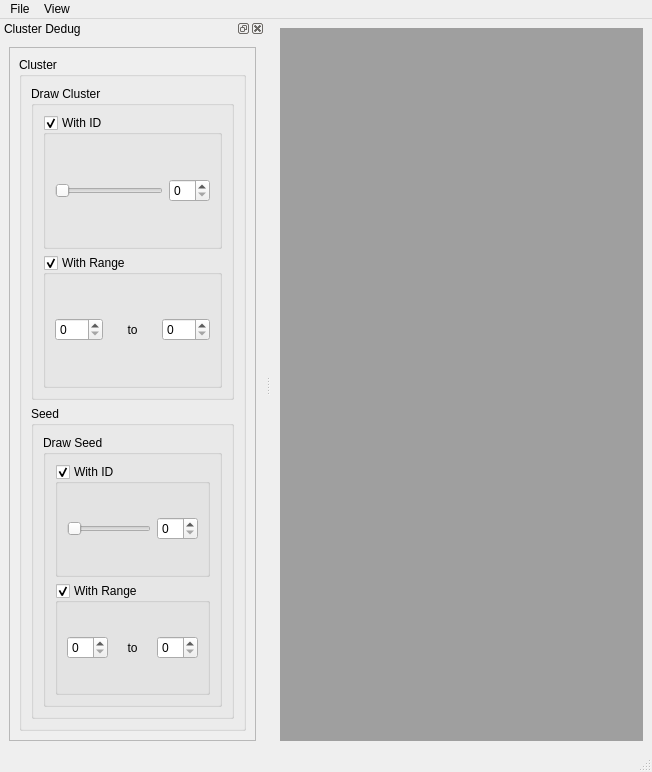
This is lodpbr/Qt/UI/lodpbr.ui in duststorm/lodpbr as Qt 5 draws it before an edit. The edited form follows.
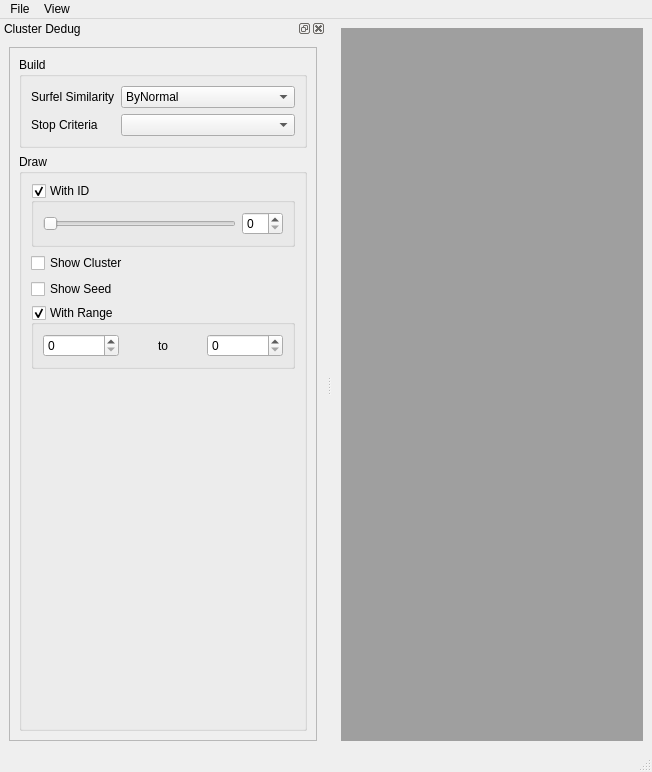
This is the edited form.

What changed in the file:
```diff
--- a/lodpbr/Qt/UI/lodpbr.ui
+++ b/lodpbr/Qt/UI/lodpbr.ui
@@ -50,7 +50,13 @@
    <property name="enabled">
     <bool>true</bool>
    </property>
-   <property name="layoutDirection">
+   <property name="sizePolicy" >
+    <sizepolicy vsizetype="MinimumExpanding" hsizetype="MinimumExpanding" >
+     <horstretch>0</horstretch>
+     <verstretch>0</verstretch>
+    </sizepolicy>
+   </property>
+   <property name="layoutDirection" >
     <enum>Qt::LeftToRight</enum>
    </property>
    <property name="allowedAreas">
@@ -62,11 +68,17 @@
    <attribute name="dockWidgetArea">
     <number>1</number>
    </attribute>
-   <widget class="QWidget" name="dockWidgetContents_3">
-    <layout class="QGridLayout" name="gridLayoutDockCluster">
-     <item row="0" column="0">
-      <widget class="QFrame" name="frame">
-       <property name="frameShape">
+   <widget class="QWidget" name="dockWidgetContents_3" >
+    <layout class="QGridLayout" name="gridLayoutDockCluster" >
+     <item row="0" column="0" >
+      <widget class="QFrame" name="frame" >
+       <property name="sizePolicy" >
+        <sizepolicy vsizetype="MinimumExpanding" hsizetype="MinimumExpanding" >
+         <horstretch>0</horstretch>
+         <verstretch>0</verstretch>
+        </sizepolicy>
+       </property>
+       <property name="frameShape" >
         <enum>QFrame::StyledPanel</enum>
        </property>
        <property name="frameShadow">
@@ -74,42 +86,59 @@
        </property>
        <layout class="QVBoxLayout" name="verticalLayout_2">
         <item>
-         <widget class="QGroupBox" name="groupBox">
-          <property name="title">
-           <string>Cluster</string>
+         <widget class="QGroupBox" name="groupBoxCluster_DrawCluster" >
+          <property name="title" >
+           <string>Build</string>
           </property>
-          <layout class="QGridLayout" name="gridLayout_3">
-           <item row="0" column="0">
-            <widget class="QGroupBox" name="groupBox_2">
-             <property name="title">
-              <string>Draw Cluster </string>
-             </property>
-             <layout class="QGridLayout" name="gridLayout">
-              <item row="0" column="0">
-               <widget class="QGroupBox" name="groupBox_4">
-                <property name="title">
-                 <string>With ID</string>
-                </property>
-                <property name="checkable">
-                 <bool>true</bool>
-                </property>
-                <layout class="QHBoxLayout" name="horizontalLayout">
+          <layout class="QGridLayout" name="gridLayout" >
+           <item row="0" column="1" >
+            <widget class="QComboBox" name="comboBox" >
+             <item>
+              <property name="text" >
+               <string>ByNormal</string>
+              </property>
+             </item>
+             <item>
+              <property name="text" >
+               <string>ByMelodyAndInterdeMilao</string>
+              </property>
+             </item>
                  <item>
-                  <widget class="QSlider" name="horizontalSlider">
-                   <property name="orientation">
-                    <enum>Qt::Horizontal</enum>
-                   </property>
-                  </widget>
-                 </item>
-                 <item>
-                  <widget class="QSpinBox" name="spinBox"/>
-                 </item>
+              <property name="text" >
+               <string>ByGeodesic</string>
+              </property>
+             </item>
+            </widget>
+           </item>
+           <item row="0" column="0" >
+            <widget class="QLabel" name="label_2" >
+             <property name="text" >
+              <string>Surfel Similarity</string>
+             </property>
+            </widget>
+           </item>
+           <item row="1" column="0" >
+            <widget class="QLabel" name="label_3" >
+             <property name="text" >
+              <string>Stop Criteria</string>
+             </property>
+            </widget>
+           </item>
+           <item row="1" column="1" >
+            <widget class="QComboBox" name="comboBox_2" />
+           </item>
                 </layout>
                </widget>
               </item>
-              <item row="1" column="0">
-               <widget class="QGroupBox" name="groupBox_5">
-                <property name="title">
+        <item>
+         <widget class="QGroupBox" name="groupBoxCluster_Draw" >
+          <property name="title" >
+           <string>Draw</string>
+          </property>
+          <layout class="QGridLayout" name="gridLayout_3" >
+           <item row="3" column="0" >
+            <widget class="QGroupBox" name="groupBox_5" >
+             <property name="title" >
                  <string>With Range</string>
                 </property>
                 <property name="checkable">
@@ -151,84 +180,55 @@
                 </layout>
                </widget>
               </item>
-             </layout>
+           <item row="2" column="0" >
+            <widget class="QCheckBox" name="checkBox" >
+             <property name="text" >
+              <string>Show Seed</string>
+             </property>
             </widget>
            </item>
-           <item row="1" column="0">
-            <widget class="QGroupBox" name="groupBox_3">
-             <property name="title">
-              <string>Seed </string>
+           <item row="1" column="0" >
+            <widget class="QCheckBox" name="checkBox_2" >
+             <property name="text" >
+              <string>Show Cluster</string>
              </property>
-             <layout class="QGridLayout" name="gridLayout_4">
-              <item row="0" column="0">
-               <widget class="QGroupBox" name="groupBox_6">
-                <property name="title">
-                 <string>Draw Seed</string>
-                </property>
-                <layout class="QGridLayout" name="gridLayout_2">
-                 <item row="0" column="0">
-                  <widget class="QGroupBox" name="groupBox_7">
-                   <property name="title">
+            </widget>
+           </item>
+           <item row="0" column="0" >
+            <widget class="QGroupBox" name="groupBoxCluster_DrawClusterWithID" >
+             <property name="title" >
                     <string>With ID</string>
                    </property>
-                   <property name="checkable">
+             <property name="checkable" >
                     <bool>true</bool>
                    </property>
-                   <layout class="QHBoxLayout" name="horizontalLayout_3">
+             <layout class="QHBoxLayout" name="horizontalLayout" >
                     <item>
-                     <widget class="QSlider" name="horizontalSlider_2">
-                      <property name="orientation">
+               <widget class="QSlider" name="horizontalSlider_DrawClusterWithID" >
+                <property name="orientation" >
                        <enum>Qt::Horizontal</enum>
                       </property>
                      </widget>
                     </item>
                     <item>
-                     <widget class="QSpinBox" name="spinBox_4"/>
+               <widget class="QSpinBox" name="spinBox" />
                     </item>
                    </layout>
                   </widget>
                  </item>
-                 <item row="1" column="0">
-                  <widget class="QGroupBox" name="groupBox_8">
-                   <property name="title">
-                    <string>With Range</string>
-                   </property>
-                   <property name="checkable">
-                    <bool>true</bool>
-                   </property>
-                   <layout class="QHBoxLayout" name="horizontalLayout_4">
-                    <item>
-                     <widget class="QSpinBox" name="spinBox_5"/>
-                    </item>
-                    <item>
-                     <widget class="QLabel" name="label_2">
-                      <property name="text">
-                       <string>to</string>
-                      </property>
-                      <property name="alignment">
-                       <set>Qt::AlignCenter</set>
-                      </property>
-                     </widget>
-                    </item>
-                    <item>
-                     <widget class="QSpinBox" name="spinBox_6">
-                      <property name="layoutDirection">
-                       <enum>Qt::LeftToRight</enum>
-                      </property>
-                      <property name="wrapping">
-                       <bool>false</bool>
-                      </property>
-                      <property name="frame">
-                       <bool>true</bool>
-                      </property>
-                      <property name="buttonSymbols">
-                       <enum>QAbstractSpinBox::UpDownArrows</enum>
-                      </property>
-                      <property name="accelerated">
-                       <bool>true</bool>
-                      </property>
-                     </widget>
-                    </item>
+           <item row="4" column="0" >
+            <spacer name="verticalSpacer" >
+             <property name="orientation" >
+              <enum>Qt::Vertical</enum>
+             </property>
+             <property name="sizeHint" stdset="0" >
+              <size>
+               <width>20</width>
+               <height>40</height>
+              </size>
+             </property>
+            </spacer>
+           </item>
                    </layout>
                   </widget>
                  </item>
@@ -237,18 +237,9 @@
               </item>
              </layout>
             </widget>
-           </item>
-          </layout>
-         </widget>
-        </item>
-       </layout>
-      </widget>
-     </item>
-    </layout>
-   </widget>
-  </widget>
-  <action name="action_Open_File">
-   <property name="text">
+  </widget>
+  <action name="action_Open_File" >
+   <property name="text" >
     <string>Open</string>
    </property>
   </action>
```
Left out of the diff: 89 changed lines with no effect on the pictures. Lines whose indentation alone changed are shown as unchanged.
